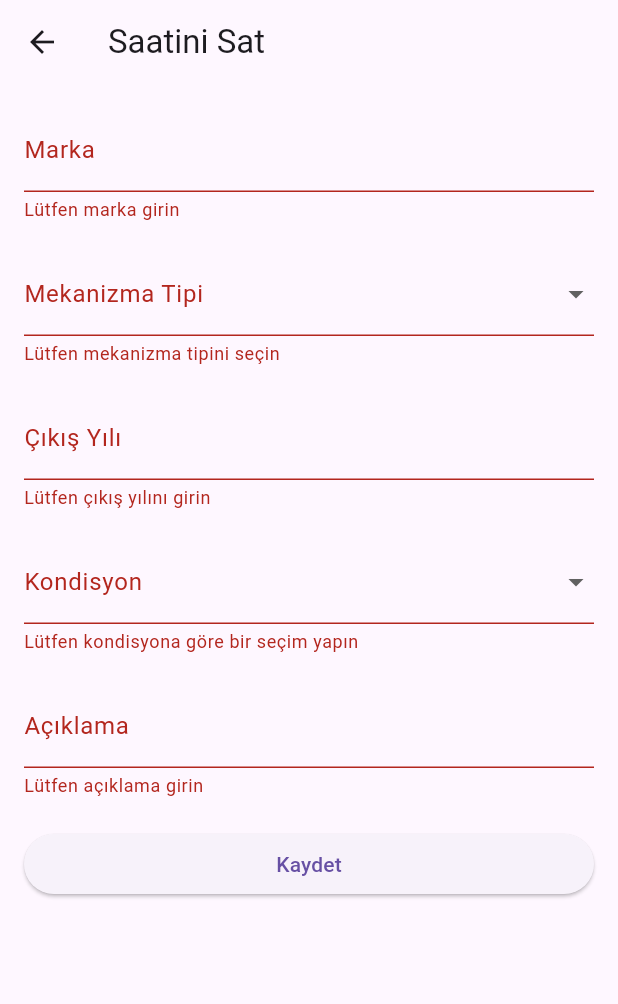
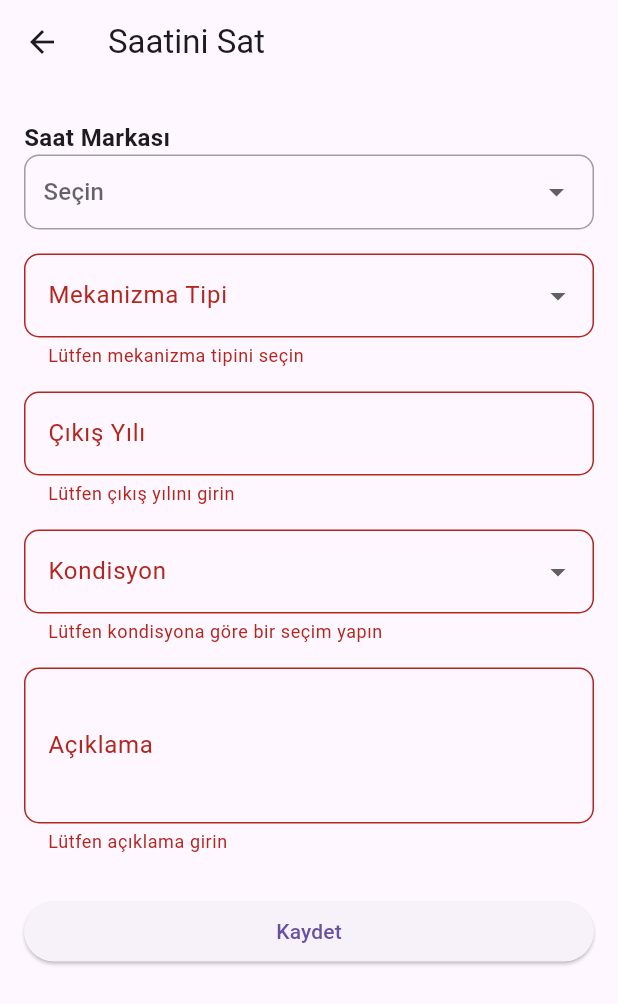
Before and after one commit to Nail-mehmet/clock, a Flutter app: the SellWatchPage screen opened directly, after a tap on "Kaydet", on a phone screen of 412 x 824 dp. Shown: the top 1004 px of the screen. Run offline on Flutter 3.47's test engine with Material 3 defaults, Android fonts, the phone set to English and light mode, and no system bars; our stand-ins replace cloud_firestore, firebase_auth, firebase_core, google_sign_in, shared_preferences, smooth_page_indicator; missing offline and left inert: firebase_app_check; accounts and stored records are empty.

Commit message:
ilan yükleme dropwown düzenleme

```diff
--- a/lib/Screens/Profile/sell_watch_page.dart
+++ b/lib/Screens/Profile/sell_watch_page.dart
@@ -9,11 +9,34 @@ class SellWatchPage extends StatefulWidget {
 
 class _SellWatchPageState extends State<SellWatchPage> {
   final _formKey = GlobalKey<FormState>();
-  final _brandController = TextEditingController();
   final _mechanismTypeController = TextEditingController();
   final _yearController = TextEditingController();
   final _conditionController = TextEditingController();
   final _descriptionController = TextEditingController();
+
+  String? _selectedBrand;
+  List<String> watchBrands = [
+    'Rolex',
+    'Patek Philippe',
+    'Audemars Piguet',
+    'Richard Mille',
+    'Tissot',
+    'Seiko',
+    'Casio',
+    'Citizen',
+    'Orient',
+    'Longines',
+    'Tag Heuer',
+    'Breitling',
+    'Panerai',
+    'Hublot',
+    'IWC Schaffhausen',
+    'Bell & Ross',
+    'Movado',
+    'Fossil',
+    'Chopard',
+    'Vacheron Constantin',
+  ];
 
   void _submit() async {
     if (_formKey.currentState!.validate()) {
@@ -22,7 +45,7 @@ class _SellWatchPageState extends State<SellWatchPage> {
       // Firestore'a kaydet
       await FirebaseFirestore.instance.collection('listings').add({
         'userId': currentUser!.uid,
-        'brand': _brandController.text,
+        'brand': _selectedBrand,
         'mechanismType': _mechanismTypeController.text,
         'year': _yearController.text,
         'condition': _conditionController.text,
@@ -35,7 +58,9 @@ class _SellWatchPageState extends State<SellWatchPage> {
       );
 
       // Formu temizle
-      _brandController.clear();
+      setState(() {
+        _selectedBrand = null;
+      });
       _mechanismTypeController.clear();
       _yearController.clear();
       _conditionController.clear();
@@ -55,29 +80,66 @@ class _SellWatchPageState extends State<SellWatchPage> {
           key: _formKey,
           child: ListView(
             children: [
-              // Marka
-              TextFormField(
-                controller: _brandController,
-                decoration: InputDecoration(labelText: 'Marka'),
-                validator: (value) {
-                  if (value == null || value.isEmpty) {
-                    return 'Lütfen marka girin';
-                  }
-                  return null;
+              // Saat Markası
+              Padding(
+                padding: const EdgeInsets.symmetric(vertical: 8.0),
+                child: Column(
+                  crossAxisAlignment: CrossAxisAlignment.start,
+                  children: [
+                    Text(
+                      'Saat Markası',
+                      style: TextStyle(fontSize: 16, fontWeight: FontWeight.bold),
+                    ),
+                    Container(
+                      padding: const EdgeInsets.symmetric(horizontal: 12.0),
+                      decoration: BoxDecoration(
+                        border: Border.all(color: Colors.grey),
+                        borderRadius: BorderRadius.circular(10),
+                      ),
+                      child: DropdownButtonHideUnderline(
+                        child: DropdownButton<String>(
+                          value: _selectedBrand,
+                          isExpanded: true,
+                          hint: Text('Seçin'),
+                          items: watchBrands.map((String brand) {
+                            return DropdownMenuItem<String>(
+                              value: brand,
+                              child: Padding(
+                                padding: const EdgeInsets.symmetric(vertical: 10.0),
+                                child: Text(brand),
+                              ),
+                            );
+                          }).toList(),
+                          onChanged: (String? newValue) {
+                            setState(() {
+                              _selectedBrand = newValue;
+                            });
                           },
                         ),
-              SizedBox(height: 20),
+                      ),
+                    ),
+                  ],
+                ),
+              ),
+
               // Mekanizma Tipi
-              DropdownButtonFormField<String>(
-                decoration: InputDecoration(labelText: 'Mekanizma Tipi'),
-                items: [
-                  'Otomatik',
-                  'Pilli',
-                  'Kurmalı',
-                ].map((String type) {
+              Padding(
+                padding: const EdgeInsets.symmetric(vertical: 8.0),
+                child: DropdownButtonFormField<String>(
+                  decoration: InputDecoration(
+                    labelText: 'Mekanizma Tipi',
+                    border: OutlineInputBorder(
+                      borderRadius: BorderRadius.circular(10),
+                      borderSide: BorderSide(color: Colors.grey, width: 1),
+                    ),
+                  ),
+                  items: ['Otomatik', 'Pilli', 'Kurmalı'].map((String type) {
                     return DropdownMenuItem<String>(
                       value: type,
+                      child: Padding(
+                        padding: const EdgeInsets.symmetric(vertical: 10.0), // Padding eklendi
                         child: Text(type),
+                      ),
                     );
                   }).toList(),
                   onChanged: (value) {
@@ -90,11 +152,20 @@ class _SellWatchPageState extends State<SellWatchPage> {
                     return null;
                   },
                 ),
-              SizedBox(height: 20),
+              ),
+
               // Çıkış Yılı
-              TextFormField(
+              Padding(
+                padding: const EdgeInsets.symmetric(vertical: 8.0),
+                child: TextFormField(
                   controller: _yearController,
-                decoration: InputDecoration(labelText: 'Çıkış Yılı'),
+                  decoration: InputDecoration(
+                    labelText: 'Çıkış Yılı',
+                    border: OutlineInputBorder(
+                      borderRadius: BorderRadius.circular(10),
+                      borderSide: BorderSide(color: Colors.grey, width: 1),
+                    ),
+                  ),
                   keyboardType: TextInputType.number,
                   validator: (value) {
                     if (value == null || value.isEmpty) {
@@ -103,18 +174,26 @@ class _SellWatchPageState extends State<SellWatchPage> {
                     return null;
                   },
                 ),
-              SizedBox(height: 20),
+              ),
+
               // Kondisyon
-              DropdownButtonFormField<String>(
-                decoration: InputDecoration(labelText: 'Kondisyon'),
-                items: [
-                  'Yeni',
-                  'İkinci El',
-                  'Kullanılmış',
-                ].map((String condition) {
+              Padding(
+                padding: const EdgeInsets.symmetric(vertical: 8.0),
+                child: DropdownButtonFormField<String>(
+                  decoration: InputDecoration(
+                    labelText: 'Kondisyon',
+                    border: OutlineInputBorder(
+                      borderRadius: BorderRadius.circular(10),
+                      borderSide: BorderSide(color: Colors.grey, width: 1),
+                    ),
+                  ),
+                  items: ['Yeni', 'İkinci El', 'Kullanılmış'].map((String condition) {
                     return DropdownMenuItem<String>(
                       value: condition,
+                      child: Padding(
+                        padding: const EdgeInsets.symmetric(horizontal: 10.0),
                         child: Text(condition),
+                      ),
                     );
                   }).toList(),
                   onChanged: (value) {
@@ -127,11 +206,21 @@ class _SellWatchPageState extends State<SellWatchPage> {
                     return null;
                   },
                 ),
-              SizedBox(height: 20),
-              // Açıklama
-              TextFormField(
+              ),
+
+              // Açıklama (Çok satırlı)
+              Padding(
+                padding: const EdgeInsets.symmetric(vertical: 8.0),
+                child: TextFormField(
                   controller: _descriptionController,
-                decoration: InputDecoration(labelText: 'Açıklama'),
+                  decoration: InputDecoration(
+                    labelText: 'Açıklama',
+                    border: OutlineInputBorder(
+                      borderRadius: BorderRadius.circular(10),
+                      borderSide: BorderSide(color: Colors.grey, width: 1),
+                    ),
+                  ),
+                  maxLines: 3, // Açıklama alanı için 3 satır
                   validator: (value) {
                     if (value == null || value.isEmpty) {
                       return 'Lütfen açıklama girin';
@@ -139,7 +228,10 @@ class _SellWatchPageState extends State<SellWatchPage> {
                     return null;
                   },
                 ),
+              ),
+
               SizedBox(height: 20),
+
               ElevatedButton(
                 onPressed: _submit,
                 child: Text('Kaydet'),
```
Lines whose indentation alone changed are shown as unchanged.
